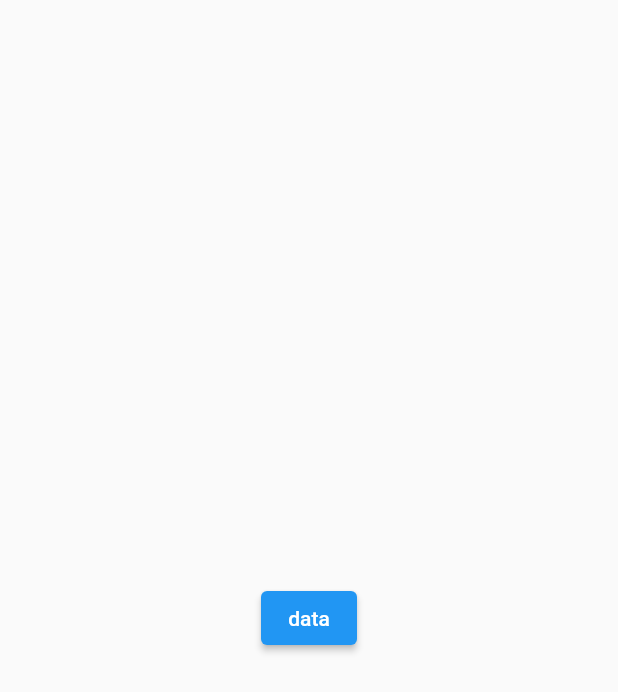
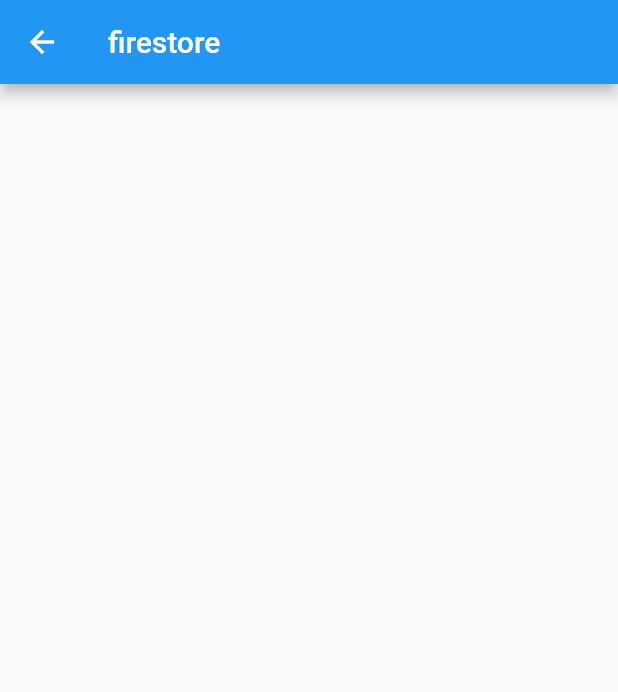
Before and after one commit to RyoSakon001/degree-quiz, a Flutter app: the DataPage screen opened by its route, on a phone screen of 412 x 824 dp. Shown: the top 692 px of the screen. Run offline on Flutter 3.47's test engine with Material 2 defaults, Android fonts, the phone set to English and light mode, and no system bars; our stand-ins replace cloud_firestore, firebase_core, shared_preferences; missing offline and left inert: flutter_overboard; accounts and stored records are empty.

Commit message:
firestore用のページを作成

```diff
--- a/lib/data_page.dart
+++ b/lib/data_page.dart
@@ -1,19 +1,76 @@
+import 'package:cloud_firestore/cloud_firestore.dart';
 import 'package:flutter/material.dart';
 
-class DataPage extends StatelessWidget {
-  const DataPage();
+class DataPage extends StatefulWidget {
+  const DataPage({super.key});
+
+  @override
+  State<DataPage> createState() => _DataPageState();
+}
+
+class _DataPageState extends State<DataPage> {
+  final TextEditingController _controller = TextEditingController();
+
+  @override
+  void dispose() {
+    _controller.dispose();
+    super.dispose();
+  }
 
   @override
   Widget build(BuildContext context) {
-    return SafeArea(
-      child: Scaffold(
-        body: Center(
-          child: ElevatedButton(
-            onPressed: () {
-              print('aaa');
-            },
-            child: Text('data'),
-          ),
+    return Scaffold(
+      appBar: AppBar(
+        title: Text('firestore'),
+      ),
+      body: SafeArea(
+        child: Column(
+          mainAxisAlignment: MainAxisAlignment.spaceBetween,
+          children: [
+            Expanded(
+              child: Container(
+                height: double.infinity,
+                alignment: Alignment.topCenter,
+                //1
+                child: StreamBuilder<QuerySnapshot>(
+                  //2
+                  stream: FirebaseFirestore.instance
+                      .collection('dream')
+                      .orderBy('createdAt')
+                      .snapshots(),
+                  builder: (context, snapshot) {
+                    if (snapshot.hasError) {
+                      return const Text('エラーが発生しました');
+                    }
+                    if (!snapshot.hasData) {
+                      return const Center(child: CircularProgressIndicator());
+                    }
+                    //3
+                    final list = snapshot.requireData.docs
+                        .map<String>((DocumentSnapshot document) {
+                      final documentData =
+                          document.data()! as Map<String, dynamic>;
+                      return documentData['content']! as String;
+                    }).toList();
+
+                    final reverseList = list.reversed.toList();
+
+                    return ListView.builder(
+                      itemCount: reverseList.length,
+                      itemBuilder: (BuildContext context, int index) {
+                        return Center(
+                          child: Text(
+                            reverseList[index],
+                            style: const TextStyle(fontSize: 20),
+                          ),
+                        );
+                      },
+                    );
+                  },
+                ),
+              ),
+            ),
+          ],
         ),
       ),
     );
```
Also changed, not shown: lib/main.dart (+8 -2 lines).
